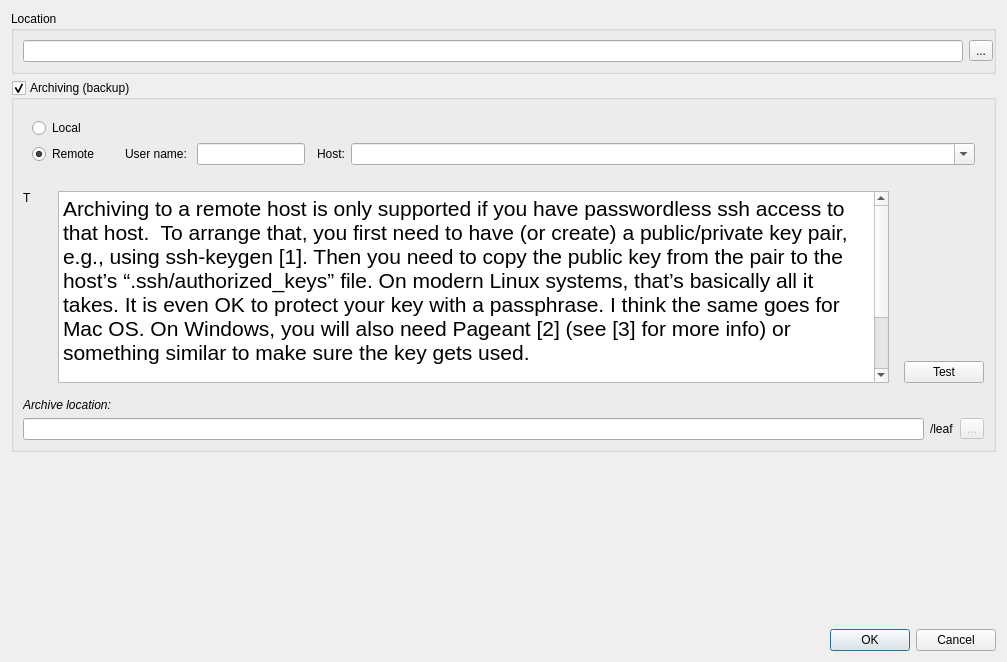
The window that src/Dialogs/NewBookDialog.ui (wagenadl/notedeln) describes before a commit, drawn with Qt 5.
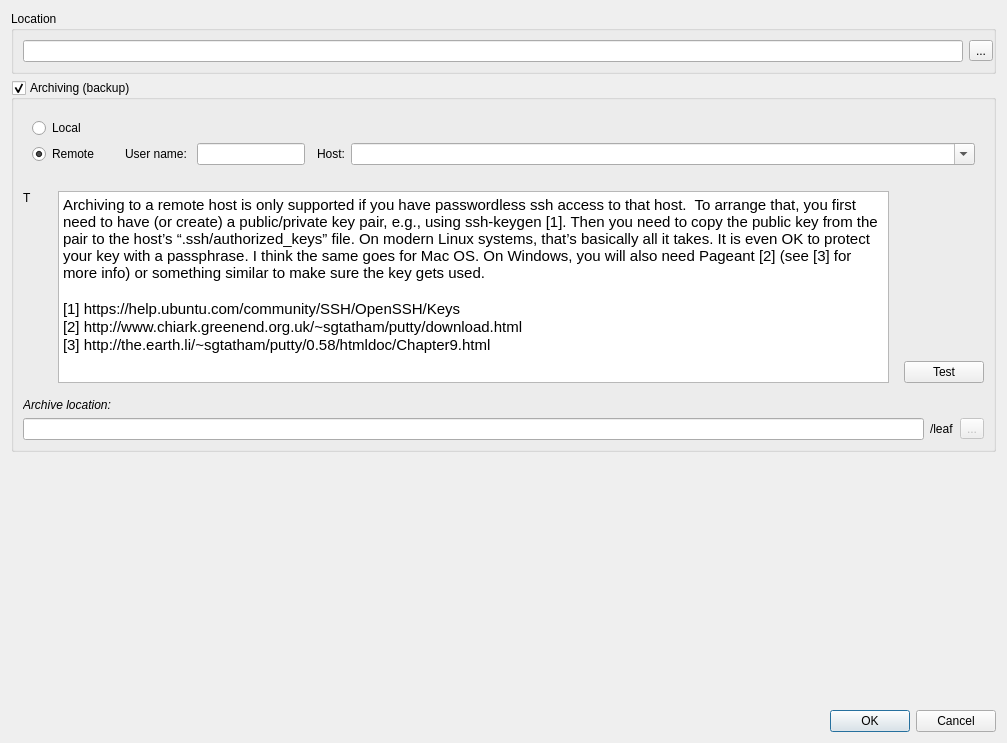
The same window after the commit.

Commit message: Minor changes to dialogs for hi-dpi

Patch:
```diff
--- a/src/Dialogs/NewBookDialog.ui
+++ b/src/Dialogs/NewBookDialog.ui
@@ -7,7 +7,7 @@
     <x>0</x>
     <y>0</y>
     <width>1007</width>
-    <height>662</height>
+    <height>743</height>
    </rect>
   </property>
   <property name="windowTitle">
@@ -257,7 +257,7 @@
             <string>&lt;!DOCTYPE HTML PUBLIC &quot;-//W3C//DTD HTML 4.0//EN&quot; &quot;http://www.w3.org/TR/REC-html40/strict.dtd&quot;&gt;
 &lt;html&gt;&lt;head&gt;&lt;meta name=&quot;qrichtext&quot; content=&quot;1&quot; /&gt;&lt;style type=&quot;text/css&quot;&gt;
 p, li { white-space: pre-wrap; }
-&lt;/style&gt;&lt;/head&gt;&lt;body style=&quot; font-family:'Sans'; font-size:16pt; font-weight:400; font-style:normal;&quot;&gt;
+&lt;/style&gt;&lt;/head&gt;&lt;body style=&quot; font-family:'Sans'; font-size:11pt; font-weight:400; font-style:normal;&quot;&gt;
 &lt;p style=&quot; margin-top:0px; margin-bottom:0px; margin-left:0px; margin-right:0px; -qt-block-indent:0; text-indent:0px;&quot;&gt;Archiving to a remote host is only supported if you have passwordless ssh access to that host.  To arrange that, you first need to have (or create) a public/private key pair, e.g., using ssh-keygen [1]. Then you need to copy the public key from the pair to the host’s “.ssh/authorized_keys” file. On modern Linux systems, that’s basically all it takes. It is even OK to protect your key with a passphrase. I think the same goes for Mac OS. On Windows, you will also need Pageant [2] (see [3] for more info) or something similar to make sure the key gets used.&lt;/p&gt;
 &lt;p style=&quot;-qt-paragraph-type:empty; margin-top:0px; margin-bottom:0px; margin-left:0px; margin-right:0px; -qt-block-indent:0; text-indent:0px;&quot;&gt;&lt;br /&gt;&lt;/p&gt;
 &lt;p style=&quot; margin-top:0px; margin-bottom:0px; margin-left:0px; margin-right:0px; -qt-block-indent:0; text-indent:0px;&quot;&gt;[1] https://help.ubuntu.com/community/SSH/OpenSSH/Keys&lt;/p&gt;
```
Left out of the diff: 11 changed lines with no effect on the pictures. The commit also changes 3 other files.
